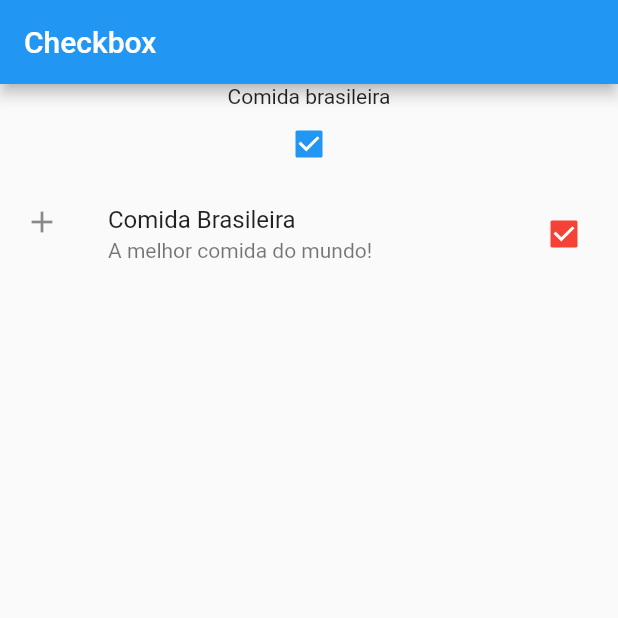
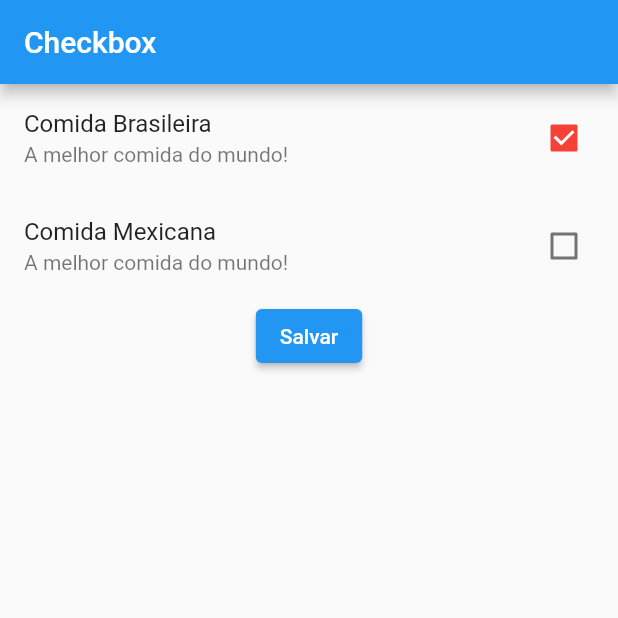
Before and after one commit to DGadonski/entrada_dados, a Flutter app: the screen it shows after launch, after a tap on "Comida Brasileira", on a phone screen of 412 x 824 dp, the top half of it. Run offline on Flutter 3.47's test engine with Material 2 defaults, Android fonts, the phone set to English and light mode, and no system bars.

Commit message:
CheckboxListTile.

```diff
--- a/lib/EntradaCheckbox.dart
+++ b/lib/EntradaCheckbox.dart
@@ -11,7 +11,10 @@ class EntradaCheckbox extends StatefulWidget {
 
 class _EntradaCheckboxState extends State<EntradaCheckbox> {
 
-  bool? _estaSelecionado = false;
+  //bool? _estaSelecionado = false;
+  bool? _comidaBrasileira = false;
+  bool? _comidaMexicana = false;
+
 
   @override
   Widget build(BuildContext context) {
@@ -24,7 +27,7 @@ class _EntradaCheckboxState extends State<EntradaCheckbox> {
       ),
       body: Column(
         children: [
-          Text('Comida brasileira'),
+          /*Text('Comida brasileira'),
           Checkbox(
             value: _estaSelecionado,
             onChanged: (bool? valor){
@@ -32,19 +35,38 @@ class _EntradaCheckboxState extends State<EntradaCheckbox> {
               setState(() {
                 _estaSelecionado = valor;
               });
-            }),
+            }),*/
             CheckboxListTile(
               title: Text('Comida Brasileira'),
               subtitle: Text('A melhor comida do mundo!'),
               activeColor: Colors.red ,
               selected: false ,
-              secondary: Icon(Icons.add),
-              value: _estaSelecionado,
+              //secondary: Icon(Icons.add_box),
+              value: _comidaBrasileira,
               onChanged: (bool? valor){
                 setState(() {
-                  _estaSelecionado = valor;
+                  _comidaBrasileira = valor;
                 });
               }),
+            CheckboxListTile(
+              title: Text('Comida Mexicana'),
+              subtitle: Text('A melhor comida do mundo!'),
+              activeColor: Colors.red ,
+              selected: false ,
+              //secondary: Icon(Icons.add_box),
+              value: _comidaMexicana,
+              onChanged: (bool? valor){
+                setState(() {
+                  _comidaMexicana = valor;
+                });
+              }),
+              ElevatedButton(
+                onPressed: (){
+                  print('Comida Brasileira: $_comidaBrasileira');
+                  print('Comida Mexicana: $_comidaMexicana');
+                  },
+                child: Text('Salvar')
+              )
         ],
       ),
     );
```
